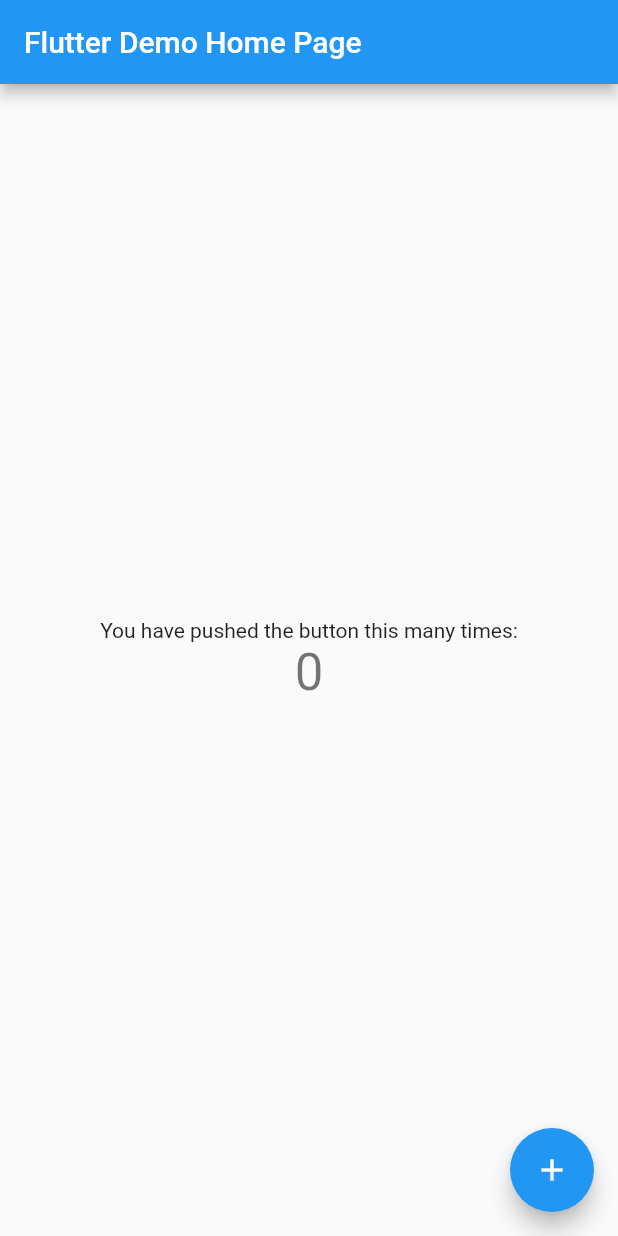
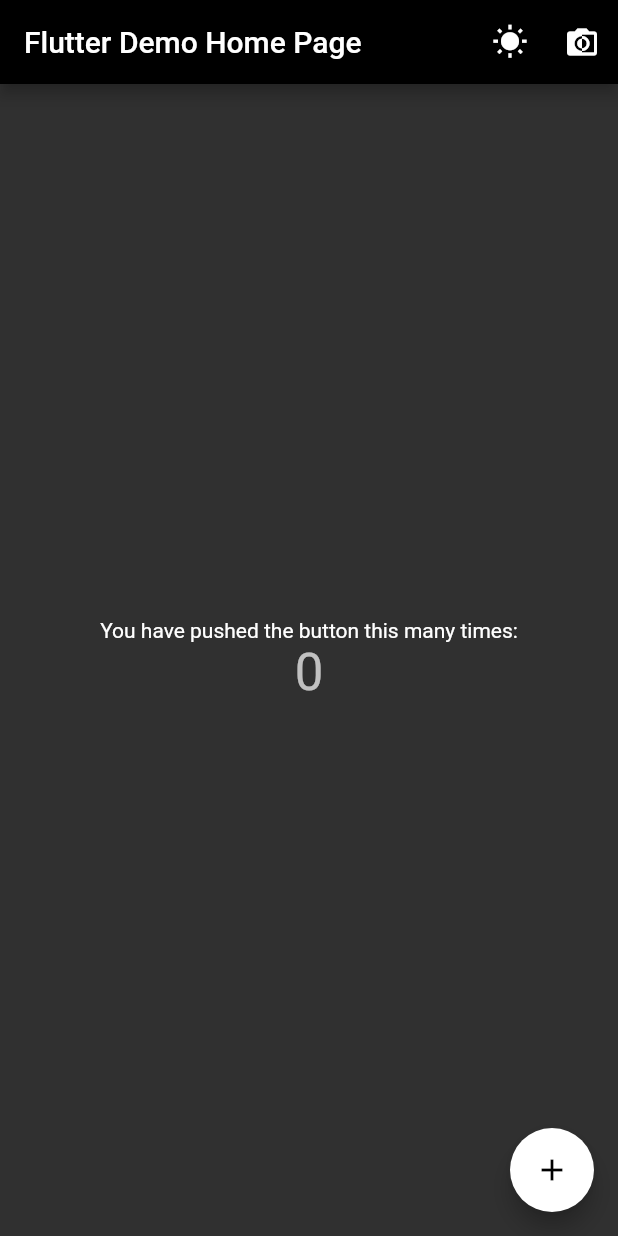
Before and after one commit to tofiqsamali/FlutterTheme, a Flutter app: the screen it shows after launch, on a phone screen of 412 x 824 dp. Run offline on Flutter 3.47's test engine with Material 2 defaults, Android fonts, the phone set to English and light mode, and no system bars; our stand-ins replace shared_preferences.

Commit message:
modified:   lib/main.dart 	new file:   lib/theme_notifier.dart 	new file:   lib/themes.dart 	modified:   pubspec.lock 	modified:   pubspec.yaml

```diff
--- a/lib/main.dart
+++ b/lib/main.dart
@@ -1,25 +1,25 @@
 import 'package:flutter/material.dart';
+import 'package:flutter_theme/theme_notifier.dart';
+import 'package:flutter_theme/themes.dart';
+import 'package:provider/provider.dart';
 
-void main() => runApp(MyApp());
+void main() => runApp(
+      ChangeNotifierProvider(
+        builder: (_) => ThemeNotifier(darkTheme),
+        child: MyApp(),
+      ),
+    );
 
 class MyApp extends StatelessWidget {
   // This widget is the root of your application.
   @override
   Widget build(BuildContext context) {
+    final themeNotifier = Provider.of<ThemeNotifier>(context);
+
     return MaterialApp(
+      debugShowCheckedModeBanner: false,
       title: 'Flutter Demo',
-      theme: ThemeData(
-        // This is the theme of your application.
-        //
-        // Try running your application with "flutter run". You'll see the
-        // application has a blue toolbar. Then, without quitting the app, try
-        // changing the primarySwatch below to Colors.green and then invoke
-        // "hot reload" (press "r" in the console where you ran "flutter run",
-        // or simply save your changes to "hot reload" in a Flutter IDE).
-        // Notice that the counter didn't reset back to zero; the application
-        // is not restarted.
-        primarySwatch: Colors.blue,
-      ),
+      theme: themeNotifier.getTheme(),
       home: MyHomePage(title: 'Flutter Demo Home Page'),
     );
   }
@@ -27,15 +27,6 @@ class MyApp extends StatelessWidget {
 
 class MyHomePage extends StatefulWidget {
   MyHomePage({Key key, this.title}) : super(key: key);
-
-  // This widget is the home page of your application. It is stateful, meaning
-  // that it has a State object (defined below) that contains fields that affect
-  // how it looks.
-
-  // This class is the configuration for the state. It holds the values (in this
-  // case the title) provided by the parent (in this case the App widget) and
-  // used by the build method of the State. Fields in a Widget subclass are
-  // always marked "final".
 
   final String title;
 
@@ -48,47 +39,32 @@ class _MyHomePageState extends State<MyHomePage> {
 
   void _incrementCounter() {
     setState(() {
-      // This call to setState tells the Flutter framework that something has
-      // changed in this State, which causes it to rerun the build method below
-      // so that the display can reflect the updated values. If we changed
-      // _counter without calling setState(), then the build method would not be
-      // called again, and so nothing would appear to happen.
       _counter++;
     });
   }
 
   @override
   Widget build(BuildContext context) {
-    // This method is rerun every time setState is called, for instance as done
-    // by the _incrementCounter method above.
-    //
-    // The Flutter framework has been optimized to make rerunning build methods
-    // fast, so that you can just rebuild anything that needs updating rather
-    // than having to individually change instances of widgets.
     return Scaffold(
       appBar: AppBar(
-        // Here we take the value from the MyHomePage object that was created by
-        // the App.build method, and use it to set our appbar title.
         title: Text(widget.title),
+        actions: <Widget>[
+          IconButton(
+            icon: Icon(Icons.wb_sunny),
+            onPressed: () {
+              Provider.of(context).setTheme(lightTheme);
+            },
+          ),
+          IconButton(
+            icon: Icon(Icons.monochrome_photos),
+            onPressed: () {
+              // ThemeProvider.controllerOf(context).nextTheme();
+            },
+          ),
+        ],
       ),
       body: Center(
-        // Center is a layout widget. It takes a single child and positions it
-        // in the middle of the parent.
         child: Column(
-          // Column is also a layout widget. It takes a list of children and
-          // arranges them vertically. By default, it sizes itself to fit its
-          // children horizontally, and tries to be as tall as its parent.
-          //
-          // Invoke "debug painting" (press "p" in the console, choose the
-          // "Toggle Debug Paint" action from the Flutter Inspector in Android
-          // Studio, or the "Toggle Debug Paint" command in Visual Studio Code)
-          // to see the wireframe for each widget.
-          //
-          // Column has various properties to control how it sizes itself and
-          // how it positions its children. Here we use mainAxisAlignment to
-          // center the children vertically; the main axis here is the vertical
-          // axis because Columns are vertical (the cross axis would be
-          // horizontal).
           mainAxisAlignment: MainAxisAlignment.center,
           children: <Widget>[
             Text(
--- /dev/null
+++ b/lib/theme_notifier.dart
@@ -0,0 +1,24 @@
+import 'package:flutter/material.dart';
+import 'package:flutter_theme/themes.dart';
+import 'package:shared_preferences/shared_preferences.dart';
+
+class ThemeNotifier with ChangeNotifier {
+  ThemeData _themeData;
+
+  ThemeNotifier(this._themeData);
+
+  getTheme() => _themeData;
+
+  setTheme(ThemeData themeData) async {
+    _themeData = themeData;
+    notifyListeners();
+  }
+}
+
+void onThemeChanged(bool value, ThemeNotifier themeNotifier) async {
+  (value)
+      ? themeNotifier.setTheme(darkTheme)
+      : themeNotifier.setTheme(lightTheme);
+  var prefs = await SharedPreferences.getInstance();
+  prefs.setBool('darkMode', value);
+}
--- /dev/null
+++ b/lib/themes.dart
@@ -0,0 +1,21 @@
+import 'package:flutter/material.dart';
+
+final darkTheme = ThemeData(
+  primarySwatch: Colors.grey,
+  primaryColor: Colors.black,
+  brightness: Brightness.dark,
+  backgroundColor: const Color(0xFF212121),
+  accentColor: Colors.white,
+  accentIconTheme: IconThemeData(color: Colors.black),
+  dividerColor: Colors.black12,
+);
+
+final lightTheme = ThemeData(
+  primarySwatch: Colors.grey,
+  primaryColor: Colors.white,
+  brightness: Brightness.light,
+  backgroundColor: const Color(0xFFE5E5E5),
+  accentColor: Colors.black,
+  accentIconTheme: IconThemeData(color: Colors.white),
+  dividerColor: Colors.white54,
+);
--- a/pubspec.yaml
+++ b/pubspec.yaml
@@ -23,6 +23,8 @@ dependencies:
   # The following adds the Cupertino Icons font to your application.
   # Use with the CupertinoIcons class for iOS style icons.
   cupertino_icons: ^0.1.2
+  provider: ^3.2.0
+  shared_preferences: ^0.5.6
 
 dev_dependencies:
   flutter_test:
```
Also changed, not shown: pubspec.lock.
